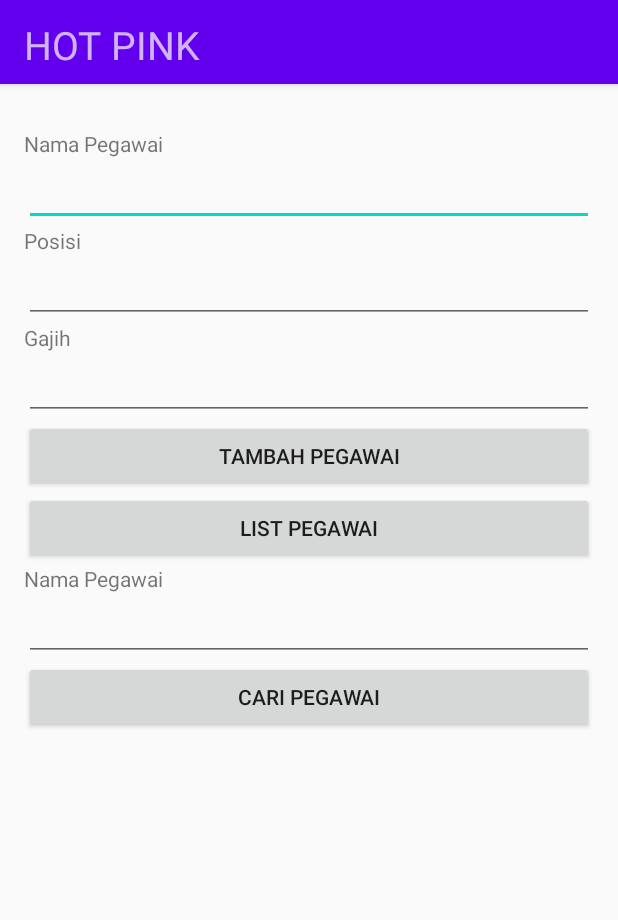
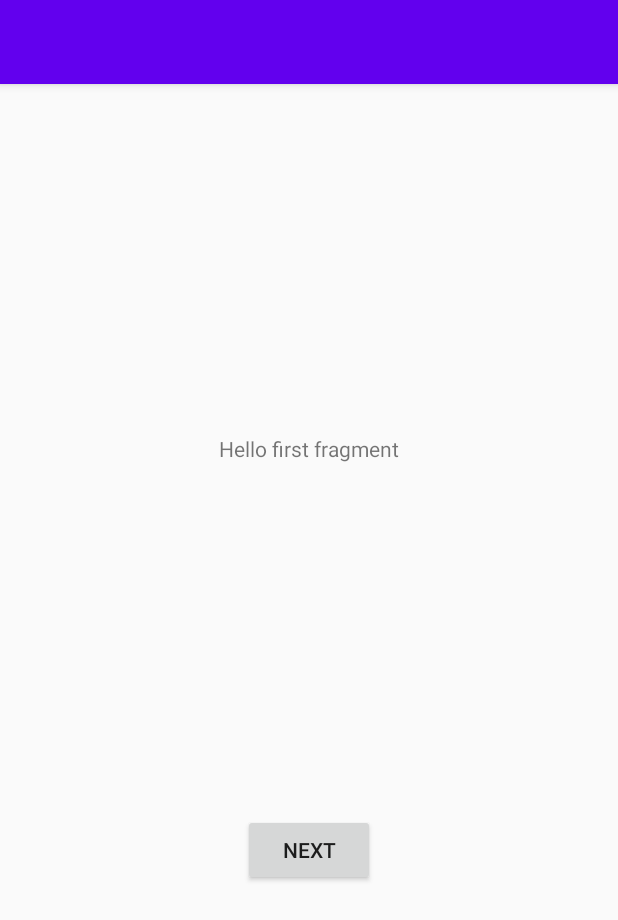
Before and after one commit to tnt-wong/rekayasa-sistem-hello-world, an Android app: the screen it shows after launch (MainActivity), on a phone screen of 412 x 824 dp. Shown: the top 920 px of the screen. Run offline under Robolectric (Android 15) with nearby library versions, the phone set to English and light mode, and no system bars; 3 statements that could not run were skipped.

Commit message:
Add files via upload

```diff
--- a/MyCRUD23SEPT2020/app/src/main/res/layout/activity_main.xml
+++ b/MyCRUD23SEPT2020/app/src/main/res/layout/activity_main.xml
@@ -6,95 +6,103 @@
     android:layout_height="match_parent"
     tools:context=".MainActivity">
 
-    <com.google.android.material.appbar.AppBarLayout
+    <androidx.drawerlayout.widget.DrawerLayout
+        android:id="@+id/drawer_layout"
         android:layout_width="match_parent"
-        android:layout_height="wrap_content"
-        android:theme="@style/AppTheme.AppBarOverlay">
+        android:layout_height="match_parent"
+        android:fitsSystemWindows="true"
+        tools:openDrawer="start">
 
-        <androidx.appcompat.widget.Toolbar
-            android:id="@+id/toolbar"
+        <include
+            layout="@layout/app_bar_main"
             android:layout_width="match_parent"
-            android:layout_height="?attr/actionBarSize"
-            android:background="?attr/colorPrimary"
-            app:popupTheme="@style/AppTheme.PopupOverlay" >
+            android:layout_height="match_parent" />
 
-            <TextView
-                android:layout_width="match_parent"
-                android:layout_height="match_parent"
-                android:textSize="26dp"
-                android:paddingTop="12dp"
-                android:text="HOT PINK" />
+        <com.google.android.material.navigation.NavigationView
+            android:id="@+id/nav_view"
+            android:layout_width="wrap_content"
+            android:layout_height="match_parent"
+            android:layout_gravity="start"
+            android:fitsSystemWindows="true"
+            app:headerLayout="@layout/nav_header_main"
+            app:menu="@menu/activity_main_drawer">
 
-        </androidx.appcompat.widget.Toolbar>
+        </com.google.android.material.navigation.NavigationView>
 
-    </com.google.android.material.appbar.AppBarLayout>
+    </androidx.drawerlayout.widget.DrawerLayout>
 
-    <LinearLayout xmlns:android="http://schemas.android.com/apk/res/android"
-        xmlns:tools="http://schemas.android.com/tools" android:layout_width="match_parent"
-        android:orientation="vertical"
-        android:layout_height="match_parent" android:paddingLeft="16dp"
-        android:paddingRight="16dp"
-        android:paddingTop="86dp"
-        android:paddingBottom="16dp" tools:context=".MainActivity">
+<!--    <LinearLayout-->
+<!--        android:layout_width="match_parent"-->
+<!--        android:orientation="vertical"-->
+<!--        android:layout_height="match_parent" android:paddingLeft="16dp"-->
+<!--        android:paddingRight="16dp"-->
+<!--        android:paddingTop="86dp"-->
+<!--        android:paddingBottom="16dp" tools:context=".MainActivity">-->
 
-        <TextView
-            android:layout_width="wrap_content"
-            android:layout_height="wrap_content"
-            android:text="Nama Pegawai" />
+<!--        <TextView-->
+<!--            android:layout_width="wrap_content"-->
+<!--            android:layout_height="wrap_content"-->
+<!--            android:text="Nama Pegawai" />-->
 
-        <EditText
-            android:layout_width="match_parent"
-            android:layout_height="wrap_content"
-            android:id="@+id/editTextName" />
+<!--        <EditText-->
+<!--            android:layout_width="match_parent"-->
+<!--            android:layout_height="wrap_content"-->
+<!--            android:id="@+id/editTextName" />-->
 
-        <TextView
-            android:layout_width="wrap_content"
-            android:layout_height="wrap_content"
-            android:text="Posisi" />
+<!--        <TextView-->
+<!--            android:layout_width="wrap_content"-->
+<!--            android:layout_height="wrap_content"-->
+<!--            android:text="Posisi" />-->
 
-        <EditText
-            android:layout_width="match_parent"
-            android:layout_height="wrap_content"
-            android:id="@+id/editTextDesg" />
+<!--        <EditText-->
+<!--            android:layout_width="match_parent"-->
+<!--            android:layout_height="wrap_content"-->
+<!--            android:id="@+id/editTextDesg" />-->
 
-        <TextView
-            android:layout_width="wrap_content"
-            android:layout_height="wrap_content"
-            android:text="Gajih" />
+<!--        <Spinner-->
+<!--            android:layout_width="wrap_content"-->
+<!--            android:layout_height="wrap_content"-->
+<!--            android:id="@+id/spinnerDesg"-->
+<!--            android:entries="@array/daftar_makanan"/>-->
 
-        <EditText
-            android:layout_width="match_parent"
-            android:layout_height="wrap_content"
-            android:id="@+id/editTextSalary" />
+<!--        <TextView-->
+<!--            android:layout_width="wrap_content"-->
+<!--            android:layout_height="wrap_content"-->
+<!--            android:text="Gajih" />-->
 
-        <Button
-            android:layout_width="match_parent"
-            android:layout_height="wrap_content"
-            android:text="Tambah Pegawai"
-            android:id="@+id/buttonAdd" />
+<!--        <EditText-->
+<!--            android:layout_width="match_parent"-->
+<!--            android:layout_height="wrap_content"-->
+<!--            android:id="@+id/editTextSalary" />-->
 
-        <Button
-            android:layout_width="match_parent"
-            android:layout_height="wrap_content"
-            android:text="List Pegawai"
-            android:id="@+id/buttonView" />
+<!--        <Button-->
+<!--            android:layout_width="match_parent"-->
+<!--            android:layout_height="wrap_content"-->
+<!--            android:text="Tambah Pegawai"-->
+<!--            android:id="@+id/buttonAdd" />-->
 
-        <TextView
-            android:layout_width="wrap_content"
-            android:layout_height="wrap_content"
-            android:text="Nama Pegawai" />
+<!--        <Button-->
+<!--            android:layout_width="match_parent"-->
+<!--            android:layout_height="wrap_content"-->
+<!--            android:text="List Pegawai"-->
+<!--            android:id="@+id/buttonView" />-->
 
-        <EditText
-            android:layout_width="match_parent"
-            android:layout_height="wrap_content"
-            android:id="@+id/editTextName2" />
+<!--        <TextView-->
+<!--            android:layout_width="wrap_content"-->
+<!--            android:layout_height="wrap_content"-->
+<!--            android:text="Nama Pegawai" />-->
 
-        <Button
-            android:layout_width="match_parent"
-            android:layout_height="wrap_content"
-            android:text="Cari Pegawai"
-            android:id="@+id/buttonFind" />
+<!--        <EditText-->
+<!--            android:layout_width="match_parent"-->
+<!--            android:layout_height="wrap_content"-->
+<!--            android:id="@+id/editTextName2" />-->
 
-    </LinearLayout>
+<!--        <Button-->
+<!--            android:layout_width="match_parent"-->
+<!--            android:layout_height="wrap_content"-->
+<!--            android:text="Cari Pegawai"-->
+<!--            android:id="@+id/buttonFind" />-->
+
+<!--    </LinearLayout>-->
 
 </androidx.coordinatorlayout.widget.CoordinatorLayout>
--- /dev/null
+++ b/MyCRUD23SEPT2020/app/src/main/res/layout/app_bar_main.xml
@@ -0,0 +1,57 @@
+<?xml version="1.0" encoding="utf-8"?>
+<androidx.coordinatorlayout.widget.CoordinatorLayout xmlns:android="http://schemas.android.com/apk/res/android"
+    xmlns:app="http://schemas.android.com/apk/res-auto"
+    xmlns:tools="http://schemas.android.com/tools"
+    android:layout_width="match_parent"
+    android:layout_height="match_parent"
+    tools:context=".MainActivity">
+
+    <com.google.android.material.appbar.AppBarLayout
+        android:layout_width="match_parent"
+        android:layout_height="wrap_content"
+        android:theme="@style/AppTheme.AppBarOverlay">
+
+        <androidx.appcompat.widget.Toolbar
+            android:id="@+id/toolbar"
+            android:layout_width="match_parent"
+            android:layout_height="wrap_content"
+            android:background="?attr/colorPrimary"
+            app:popupTheme="@style/AppTheme.PopupOverlay">
+
+<!--            <TextView-->
+<!--                android:layout_width="match_parent"-->
+<!--                android:layout_height="?attr/actionBarSize"-->
+<!--                android:paddingTop="12dp"-->
+<!--                android:text="@string/hot_pink"-->
+<!--                android:textSize="26dp" />-->
+
+        </androidx.appcompat.widget.Toolbar>
+    </com.google.android.material.appbar.AppBarLayout>
+
+    <include layout="@layout/content_main"/>
+
+<!--    <com.google.android.material.appbar.AppBarLayout-->
+<!--        android:layout_width="match_parent"-->
+<!--        android:layout_height="wrap_content"-->
+<!--        android:theme="@style/AppTheme.AppBarOverlay">-->
+
+<!--        <androidx.appcompat.widget.Toolbar-->
+<!--            android:id="@+id/toolbar"-->
+<!--            android:layout_width="match_parent"-->
+<!--            android:layout_height="?attr/actionBarSize"-->
+<!--            android:background="?attr/colorPrimary"-->
+<!--            app:popupTheme="@style/AppTheme.PopupOverlay" />-->
+
+<!--    </com.google.android.material.appbar.AppBarLayout>-->
+
+<!--    <include layout="@layout/content_main" />-->
+
+<!--    <com.google.android.material.floatingactionbutton.FloatingActionButton-->
+<!--        android:id="@+id/fab"-->
+<!--        android:layout_width="wrap_content"-->
+<!--        android:layout_height="wrap_content"-->
+<!--        android:layout_gravity="bottom|end"-->
+<!--        android:layout_margin="@dimen/fab_margin"-->
+<!--        app:srcCompat="@android:drawable/ic_dialog_email" />-->
+
+</androidx.coordinatorlayout.widget.CoordinatorLayout>
--- a/MyCRUD23SEPT2020/app/src/main/res/layout/content_main.xml
+++ b/MyCRUD23SEPT2020/app/src/main/res/layout/content_main.xml
@@ -1,9 +1,12 @@
 <?xml version="1.0" encoding="utf-8"?>
-<androidx.constraintlayout.widget.ConstraintLayout xmlns:android="http://schemas.android.com/apk/res/android"
+<androidx.constraintlayout.widget.ConstraintLayout
+    xmlns:android="http://schemas.android.com/apk/res/android"
     xmlns:app="http://schemas.android.com/apk/res-auto"
+    xmlns:tools="http://schemas.android.com/tools"
     android:layout_width="match_parent"
     android:layout_height="match_parent"
-    app:layout_behavior="@string/appbar_scrolling_view_behavior">
+    app:layout_behavior="@string/appbar_scrolling_view_behavior"
+    tools:showIn="@layout/app_bar_main">
 
     <fragment
         android:id="@+id/nav_host_fragment"
```
Also changed, not shown: MyCRUD23SEPT2020/app/src/main/res/layout/activity_posisi.xml (added, +52 -0 lines), MyCRUD23SEPT2020/app/src/main/res/layout/activity_tampil_posisi.xml (added, +64 -0 lines), MyCRUD23SEPT2020/app/src/main/res/layout/activity_tampil_semua_posisi.xml (added, +31 -0 lines), MyCRUD23SEPT2020/app/src/main/res/layout/fragment_pegawai.xml (added, +104 -0 lines), MyCRUD23SEPT2020/app/src/main/res/layout/fragment_posisi.xml (added, +66 -0 lines), MyCRUD23SEPT2020/app/src/main/res/layout/list_item_posisi.xml (added, +16 -0 lines), MyCRUD23SEPT2020/app/src/main/res/layout/nav_header_main.xml (added, +35 -0 lines).
